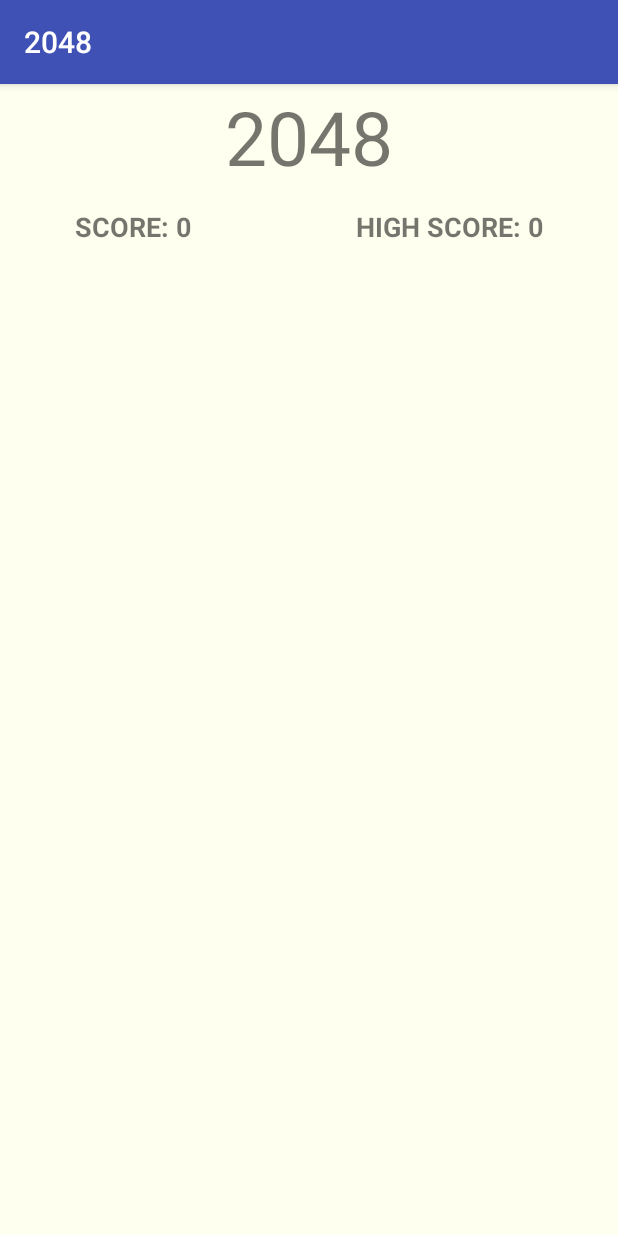
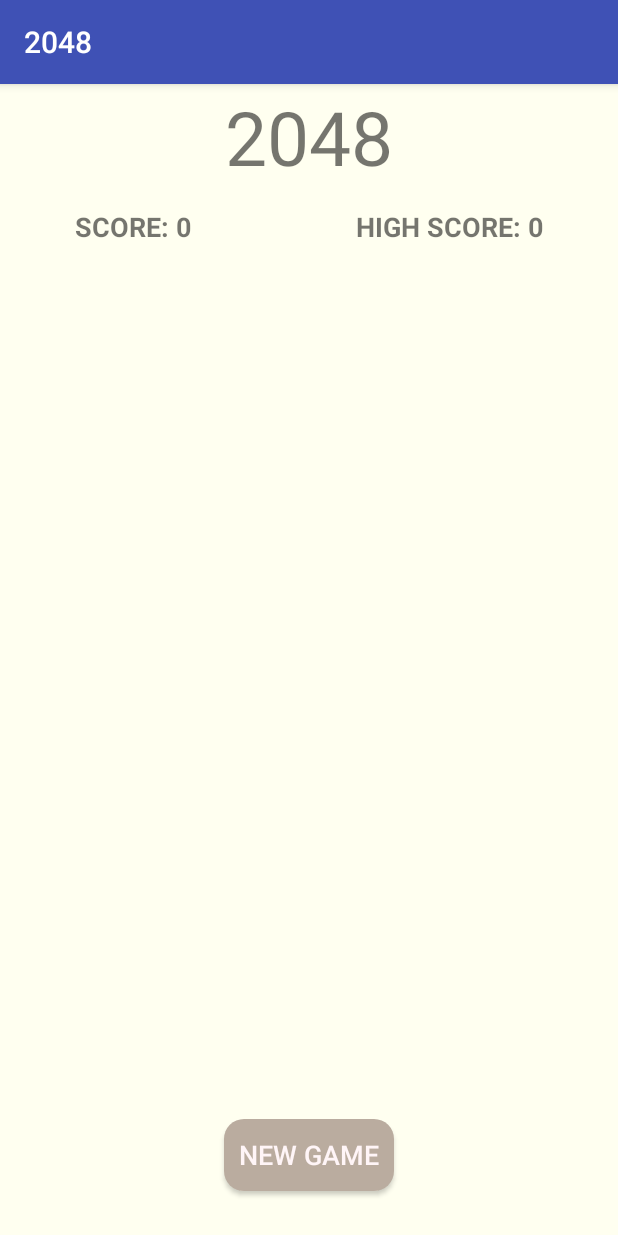
Before and after one commit to xfsero/2048, an Android app: the screen it shows after launch (MainActivity), on a phone screen of 412 x 824 dp. Run offline under Robolectric (Android 15) with nearby library versions, the phone set to English and light mode, and no system bars.

Commit message:
新增New Game按钮

```diff
--- a/app/src/main/java/com/stupidwind/a2048/GameView.java
+++ b/app/src/main/java/com/stupidwind/a2048/GameView.java
@@ -73,7 +73,9 @@ public class GameView extends GridLayout {
         // 更新历史最高得分
         SharedPreferences sp = getContext().getSharedPreferences("stupidwind", Context.MODE_PRIVATE);
         mHighScore = sp.getInt("high_score", 0);
+        mScore = 0;
         if(mShowScoreListener != null) {
+            mShowScoreListener.showScore();
             mShowScoreListener.updateHighScore();
         }
         mScore = 0;
--- a/app/src/main/java/com/stupidwind/a2048/MainActivity.java
+++ b/app/src/main/java/com/stupidwind/a2048/MainActivity.java
@@ -5,6 +5,8 @@ import android.content.DialogInterface;
 import android.content.SharedPreferences;
 import android.support.v7.app.AppCompatActivity;
 import android.os.Bundle;
+import android.view.View;
+import android.widget.Button;
 import android.widget.TextView;
 
 public class MainActivity extends AppCompatActivity {
@@ -12,6 +14,7 @@ public class MainActivity extends AppCompatActivity {
     private TextView tv_score;
     private TextView tv_high_score;
     private GameView gameView;
+    private Button btn_new_game;
 
     @Override
     protected void onCreate(Bundle savedInstanceState) {
@@ -21,6 +24,7 @@ public class MainActivity extends AppCompatActivity {
         tv_score = (TextView) findViewById(R.id.tv_score);
         tv_high_score = (TextView) findViewById(R.id.tv_high_score);
         gameView = (GameView) findViewById(R.id.gameview);
+        btn_new_game = (Button) findViewById(R.id.btn_new_game);
 
         gameView.setShowScoreListener(new GameView.ShowScoreListener() {
             @Override
@@ -33,6 +37,13 @@ public class MainActivity extends AppCompatActivity {
                 tv_high_score.setText("HIGH SCORE: " + gameView.getHighScore());
             }
         });
+
+        btn_new_game.setOnClickListener(new View.OnClickListener() {
+            @Override
+            public void onClick(View v) {
+                gameView.newGame();
+            }
+        });
     }
 
 }
--- /dev/null
+++ b/app/src/main/res/drawable/selector_btn_new_game.xml
@@ -0,0 +1,7 @@
+<?xml version="1.0" encoding="utf-8"?>
+<selector xmlns:android="http://schemas.android.com/apk/res/android">
+
+    <item android:state_pressed="false" android:drawable="@drawable/shape_btn_normal"/>
+    <item android:state_pressed="true" android:drawable="@drawable/shape_btn_pressed"/>
+
+</selector>
--- /dev/null
+++ b/app/src/main/res/drawable/shape_btn_normal.xml
@@ -0,0 +1,7 @@
+<?xml version="1.0" encoding="utf-8"?>
+<shape xmlns:android="http://schemas.android.com/apk/res/android">
+
+    <corners android:radius="20px"/>
+    <solid android:color="#BAAC9F"/>
+
+</shape>
--- /dev/null
+++ b/app/src/main/res/drawable/shape_btn_pressed.xml
@@ -0,0 +1,7 @@
+<?xml version="1.0" encoding="utf-8"?>
+<shape xmlns:android="http://schemas.android.com/apk/res/android">
+
+    <corners android:radius="20px"/>
+    <solid android:color="#D2B48C"/>
+
+</shape>
--- a/app/src/main/res/layout/activity_main.xml
+++ b/app/src/main/res/layout/activity_main.xml
@@ -47,4 +47,17 @@
         android:paddingTop="30dp"
         android:layout_weight="1"/>
 
+
+    <Button
+        android:id="@+id/btn_new_game"
+        android:text="NEW GAME"
+        android:textSize="18dp"
+        android:background="@drawable/selector_btn_new_game"
+        android:textColor="#FFF5F7"
+        android:padding="10dp"
+        android:layout_marginBottom="30dp"
+        android:layout_gravity="center"
+        android:layout_width="wrap_content"
+        android:layout_height="wrap_content" />
+
 </LinearLayout>
```
